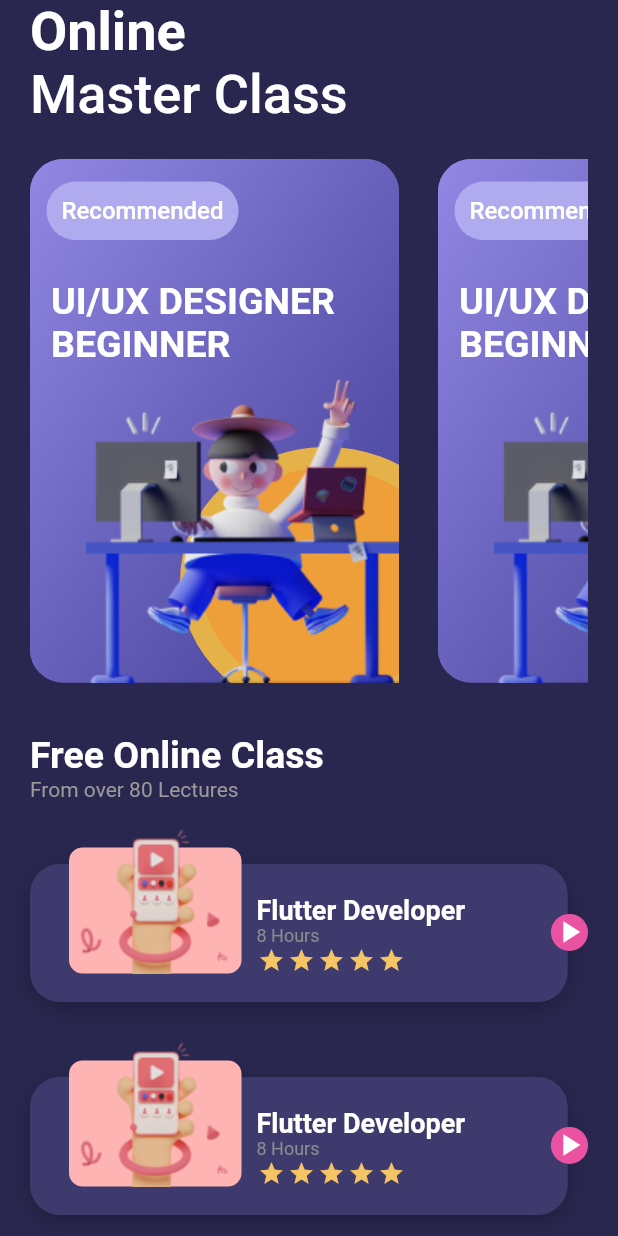
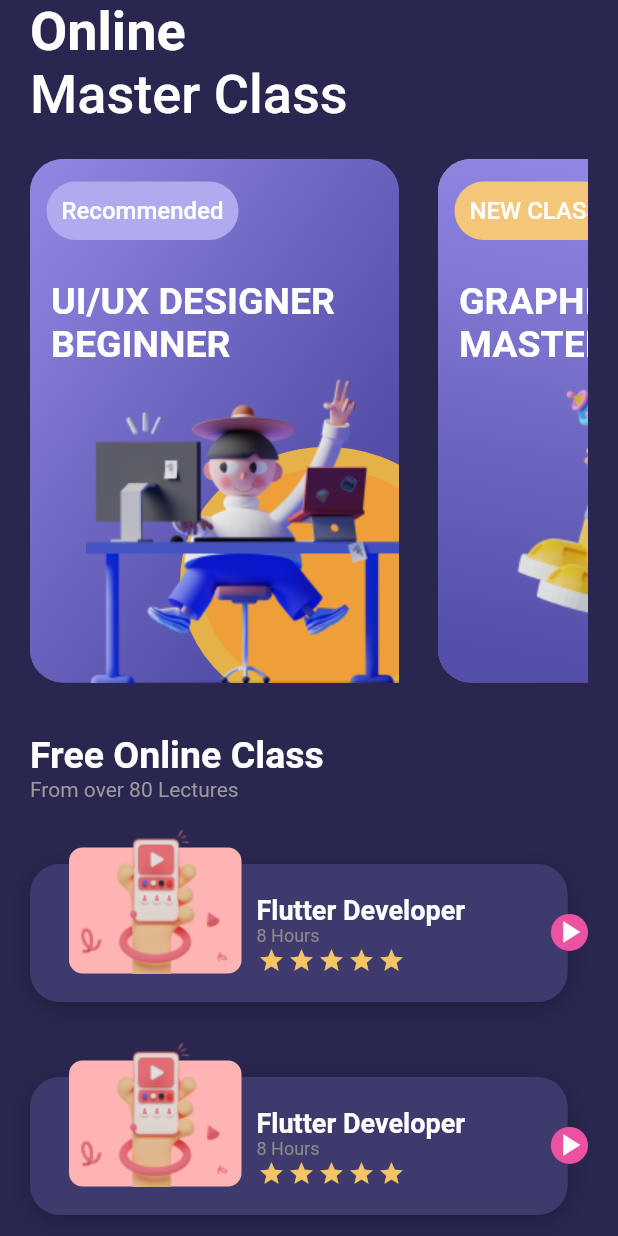
Before and after one commit to Emyeeeel/mobile_course_app_ui, a Flutter app: the screen it shows after launch, on a phone screen of 412 x 824 dp. Run offline on Flutter 3.47's test engine with Material 2 defaults, Android fonts, the phone set to English and light mode, and no system bars; drawn by our look-alikes of flutter_rating_bar; our stand-ins replace device_preview, google_fonts.

Commit message:
still stuck on widget 2 for horizontal list background

```diff
--- a/lib/pages/home_screen.dart
+++ b/lib/pages/home_screen.dart
@@ -47,9 +47,11 @@ class _HomeScreenState extends State<Homescreen> {
             SizedBox(
                 height: 349,
                 child: ListView.builder(
+                  itemCount: 5,
                   scrollDirection: Axis.horizontal,
                   physics: const BouncingScrollPhysics(),
                   itemBuilder: (context, index) {
+                    if (index == 0) {
                       return const HorizontalList(
                         header: 'Recommended',
                         title: 'UI/UX DESIGNER BEGINNER',
@@ -57,6 +59,15 @@ class _HomeScreenState extends State<Homescreen> {
                         linearStart: 0xFF9288E4,
                         linearEnd: 0xFF534EA7,
                       );
+                    } else if (index == 1) {
+                      return const HorizontalList1(
+                        header: 'NEW CLASS',
+                        title: 'GRAPHIC DESIGN MASTER',
+                        image: 'assets/Saly-36.png',
+                        start: 0xFFF4C465,
+                        end: 0xFFC63956,
+                      );
+                    }
                   },
                 )),
             const SizedBox(
--- a/lib/widgets/first_widgetList.dart
+++ b/lib/widgets/first_widgetList.dart
@@ -82,3 +82,85 @@ class HorizontalList extends StatelessWidget {
     );
   }
 }
+
+class HorizontalList1 extends StatelessWidget {
+  const HorizontalList1(
+      {Key? key,
+      required this.header,
+      required this.title,
+      required this.image,
+      required this.start,
+      required this.end})
+      : super(key: key);
+  final int start, end;
+  final String header, title, image;
+
+  @override
+  Widget build(BuildContext context) {
+    return Padding(
+      padding: const EdgeInsets.only(
+        right: 26,
+      ),
+      child: Container(
+        height: 349,
+        width: 246,
+        decoration: BoxDecoration(
+            borderRadius: BorderRadius.circular(22),
+            gradient: LinearGradient(
+                begin: Alignment.topLeft,
+                end: const Alignment(1, 0.0),
+                colors: <Color>[Color(start), Color(end)])),
+        child: Stack(
+          children: [
+            Positioned(right: 0, bottom: 0, child: MaskGroup1()),
+            Positioned(
+                top: 15,
+                left: 11,
+                child: Container(
+                  padding: const EdgeInsets.all(10),
+                  width: 108,
+                  height: 39,
+                  decoration: BoxDecoration(
+                    color: const Color(0xFFF4C67A),
+                    borderRadius: BorderRadius.circular(36),
+                  ),
+                  child: Text(
+                    header,
+                    style: GoogleFonts.roboto(
+                      fontSize: 16,
+                      fontWeight: FontWeight.w500,
+                      color: Colors.white,
+                    ),
+                  ),
+                )),
+            Positioned(
+              top: 80,
+              left: 14,
+              child: SizedBox(
+                width: 202,
+                child: Wrap(
+                  children: [
+                    Text(
+                      title,
+                      style: GoogleFonts.roboto(
+                        fontSize: 25,
+                        fontWeight: FontWeight.bold,
+                        color: Colors.white,
+                      ),
+                    )
+                  ],
+                ),
+              ),
+            ),
+            Positioned(
+                right: -35,
+                bottom: -15,
+                child: Image.asset(
+                  image,
+                )),
+          ],
+        ),
+      ),
+    );
+  }
+}
--- a/lib/widgets/maskedWidget.dart
+++ b/lib/widgets/maskedWidget.dart
@@ -51,3 +51,53 @@ class MaskGroup extends StatelessWidget {
     );
   }
 }
+
+class MaskGroup1 extends StatelessWidget {
+  @override
+  Widget build(BuildContext context) {
+    return Column(
+      children: [
+        Container(
+          width: 246,
+          height: 349,
+          child: Stack(
+            children: [
+              Positioned(
+                left: 0,
+                top: 0,
+                child: Container(
+                  width: 246,
+                  height: 349,
+                  decoration: ShapeDecoration(
+                    gradient: LinearGradient(
+                      begin: Alignment(0.23, -0.97),
+                      end: Alignment(-0.23, 0.97),
+                      colors: [Color(0xFF9288E4), Color(0xFF534EA7)],
+                    ),
+                    shape: RoundedRectangleBorder(
+                      borderRadius: BorderRadius.circular(22),
+                    ),
+                  ),
+                ),
+              ),
+              Positioned(
+                left: 100,
+                top: 192,
+                child: Container(
+                  width: 195,
+                  height: 179,
+                  decoration: ShapeDecoration(
+                    color: Color(0xFF2857A9),
+                    shape: OvalBorder(
+                      side: BorderSide(width: 14, color: Color(0xFF326AA5)),
+                    ),
+                  ),
+                ),
+              ),
+            ],
+          ),
+        ),
+      ],
+    );
+  }
+}
--- a/pubspec.yaml
+++ b/pubspec.yaml
@@ -68,6 +68,7 @@ flutter:
   assets:
     - assets/Saly-10.png
     - assets/Saly-24.png
+    - assets/Saly-36.png
   #   - images/a_dot_ham.jpeg
 
   # An image asset can refer to one or more resolution-specific "variants", see
```
Lines whose indentation alone changed are shown as unchanged.
